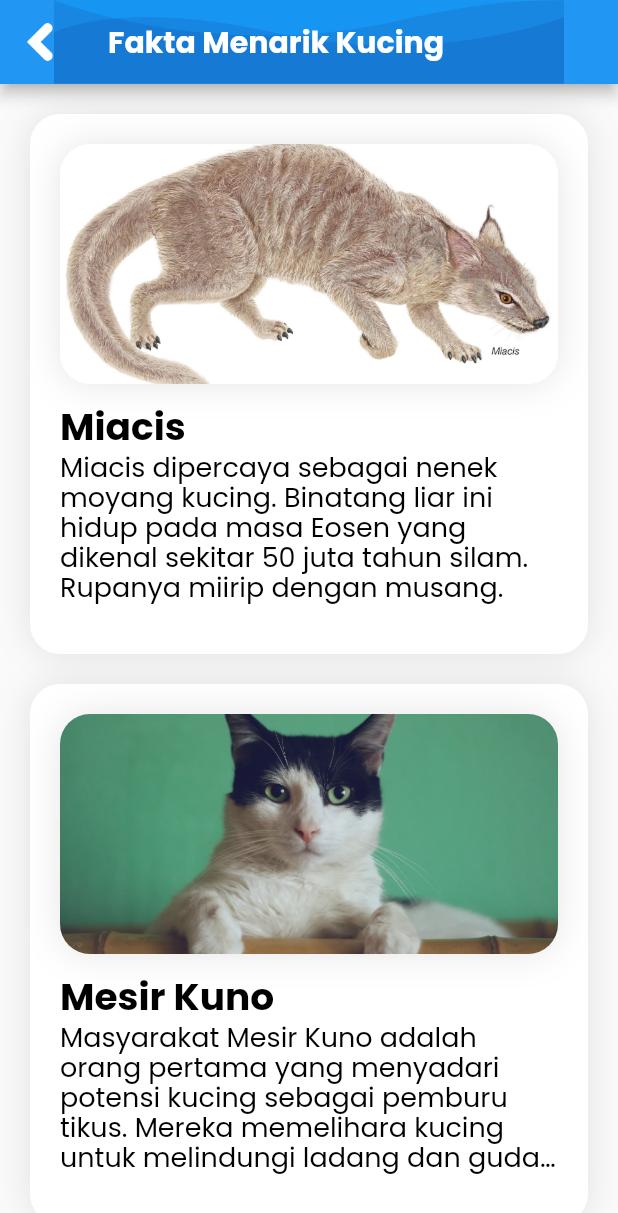
After one commit to Rivaldi72/skripsi-ar-cat, a Flutter app: the CatFunFactScreen screen opened by its route, on a phone screen of 412 x 824 dp. The commit adds this screen. Shown: the top 1213 px of the screen. Run offline on Flutter 3.47's test engine with Material 2 defaults, Android fonts, the phone set to English and light mode, and no system bars.

Commit message:
Selesai UI dan isi Perkawinan dan Fakta Menarik Kucing

```diff
--- a/lib/main.dart
+++ b/lib/main.dart
@@ -1,5 +1,7 @@
 import 'package:flutter/material.dart';
+import 'package:skripsi_ar_cat/pages/cat_breeding_screen.dart';
 import 'package:skripsi_ar_cat/pages/cat_detail_screen.dart';
+import 'package:skripsi_ar_cat/pages/cat_fun_fact.dart';
 import 'package:skripsi_ar_cat/pages/cat_grooming_screen.dart';
 import 'package:skripsi_ar_cat/pages/cat_health_screen.dart';
 import 'package:skripsi_ar_cat/pages/cat_list_screen.dart';
@@ -20,12 +22,14 @@ class MyApp extends StatelessWidget {
       routes: {
         '/': (context) => const SplashScreen(),
         '/home-screen': (context) => const HomeScreen(),
-        '/scan-ar': (context) => ScanARScreen(),
+        '/scan-ar': (context) => const ScanARScreen(),
         '/cat-list': (context) => const CatListScreen(),
+        '/cat-breeding': (context) => const CatBreedingScreen(),
         '/cat-detail': (context) => const CatDetailScreen(),
         '/cat-tips': (context) => const CatTipsScreen(),
         '/cat-health': (context) => const CatHealthScreen(),
         '/cat-grooming': (context) => const CatGroomingScreen(),
+        '/cat-fun-fact': (context) => const CatFunFactScreen(),
       },
     );
   }
--- /dev/null
+++ b/lib/pages/cat_fun_fact.dart
@@ -0,0 +1,163 @@
+import 'package:flutter/material.dart';
+import 'package:skripsi_ar_cat/shared/theme.dart';
+import 'package:skripsi_ar_cat/widgets/custom_app_bar.dart';
+
+class CatFunFactScreen extends StatelessWidget {
+  const CatFunFactScreen({Key? key}) : super(key: key);
+
+  @override
+  Widget build(BuildContext context) {
+    return Scaffold(
+      appBar: const PreferredSize(
+        preferredSize: Size(double.infinity, kToolbarHeight),
+        child: CustomAppBar(
+          title: 'Fakta Menarik Kucing',
+        ),
+      ),
+      body: ListView(
+        padding: const EdgeInsets.all(20),
+        children: const [
+          CatFunFactListItem(
+            title: 'Miacis',
+            desc:
+                'Miacis dipercaya sebagai nenek moyang kucing. Binatang liar ini hidup pada masa Eosen yang dikenal sekitar 50 juta tahun silam. Rupanya miirip dengan musang.',
+            image: 'assets/images/bg_cat_miacis.webp',
+          ),
+          SizedBox(height: 20),
+          CatFunFactListItem(
+            title: 'Mesir Kuno',
+            desc:
+                'Masyarakat Mesir Kuno adalah orang pertama yang menyadari potensi kucing sebagai pemburu tikus. Mereka memelihara kucing untuk melindungi ladang dan gudang jagung',
+            image: 'assets/images/bg_cat_fun_fact_1.png',
+          ),
+          SizedBox(height: 20),
+          CatFunFactListItem(
+            title: 'Gerak Kucing',
+            desc:
+                'Kucing memiliki kemampuan gerak luar biasa. Kucing dapat melompat atau jatuh dari tempat tinggi tanpa cidera karena tulangnya sangat fleksibel',
+            image: 'assets/images/bg_cat_fun_fact_2.jpeg',
+          ),
+          SizedBox(height: 20),
+          CatFunFactListItem(
+            title: 'Warna Mata',
+            desc:
+                'Kucing dengan warna mata kucing lebih cenderung memiliki pandangan yang normal. Sebaliknya mata yang berwarna biru cenderung tuli',
+            image: 'assets/images/bg_cat_fun_fact_4.jpeg',
+          ),
+          SizedBox(height: 20),
+          CatFunFactListItem(
+            title: 'Kemampuan Mata',
+            desc:
+                'Kemampuan penglihatan kucing di tempat gelap/malam hari, enam kali lebih baik dari manusia',
+            image: 'assets/images/bg_cat_fun_fact_3.jpeg',
+          ),
+          SizedBox(height: 20),
+          CatFunFactListItem(
+            title: 'Membran Nictating',
+            desc:
+                'Kucing memiliki membran nictating yang berfungsi untuk melindungi mata dari kekeringan. Jika kucing sakit kelopak mata akan menutup sebagian membran nictating',
+            image: 'assets/images/bg_cat_fun_fact_1.png',
+          ),
+          SizedBox(height: 20),
+          CatFunFactListItem(
+            title: 'Pendengaran',
+            desc:
+                'Daya pendengaran kucing jauh lebih peka daripada manusia dan anjing',
+            image: 'assets/images/bg_cat_fun_fact_2.jpeg',
+          ),
+          SizedBox(height: 20),
+          CatFunFactListItem(
+            title: 'Hidung',
+            desc:
+                'Kucing sangat peka dalam mencium bawang-bawangan. Kucing tidak menyukai aroma jeruk, lemon, dan sejenisnya. Hidung yang kering tanda kucing sedang demam atau dehidrasi',
+            image: 'assets/images/bg_cat_fun_fact_4.jpeg',
+          ),
+          SizedBox(height: 20),
+          CatFunFactListItem(
+            title: 'Jenis Bulu',
+            desc:
+                'Berdasarkan jenis bulu nya ras kucing terbagi menjadi 6 golongan, yaitu longhair, shorthair, semi-longhair, curly, wirehaired, dan hairless',
+            image: 'assets/images/bg_cat_fun_fact_2.jpeg',
+          ),
+          SizedBox(height: 20),
+          CatFunFactListItem(
+            title: 'Pemilik Kucing',
+            desc:
+                'Ketika kucing menggosokkan badannya ke kaku atau badan anda, ia sedang menandai anda dengan baunya dan menyatakan anda sebagai pemiliknya',
+            image: 'assets/images/bg_cat_fun_fact_3.jpeg',
+          ),
+          SizedBox(height: 20),
+        ],
+      ),
+    );
+  }
+}
+
+class CatFunFactListItem extends StatelessWidget {
+  final String title, desc, image;
+
+  const CatFunFactListItem({
+    Key? key,
+    required this.title,
+    required this.desc,
+    required this.image,
+  }) : super(key: key);
+
+  @override
+  Widget build(BuildContext context) {
+    return Container(
+      padding: const EdgeInsets.all(20),
+      width: MediaQuery.of(context).size.width - 40,
+      height: 360,
+      decoration: BoxDecoration(
+        color: kWhiteColor,
+        boxShadow: [
+          BoxShadow(
+            color: kBlackColor.withOpacity(0.1),
+            blurRadius: 20,
+            offset: const Offset(0, 0),
+          ),
+        ],
+        borderRadius: BorderRadius.circular(20),
+      ),
+      child: Column(
+        crossAxisAlignment: CrossAxisAlignment.start,
+        children: [
+          Container(
+            height: 160,
+            decoration: BoxDecoration(
+              image: DecorationImage(
+                image: AssetImage(
+                  image,
+                ),
+                fit: BoxFit.cover,
+              ),
+              boxShadow: [
+                BoxShadow(
+                  color: kBlackColor.withOpacity(0.1),
+                  blurRadius: 20,
+                  offset: const Offset(0, 0),
+                ),
+              ],
+              borderRadius: BorderRadius.circular(20),
+            ),
+          ),
+          const SizedBox(height: 10),
+          Text(
+            title,
+            style: blackTextStyle.copyWith(
+              fontSize: 25,
+              fontWeight: bold,
+            ),
+          ),
+          Text(
+            desc,
+            style: blackTextStyle.copyWith(fontSize: 18, height: 1.1),
+            maxLines: 5,
+            overflow: TextOverflow.ellipsis,
+          ),
+        ],
+      ),
+    );
+  }
+}
--- a/lib/shared/theme.dart
+++ b/lib/shared/theme.dart
@@ -43,6 +43,11 @@ TextStyle purpleTextStyle = TextStyle(
   color: kPrimaryColor,
 );
 
+TextStyle blueTextStyle = TextStyle(
+  fontFamily: 'Poppins',
+  color: kPrimaryColor,
+);
+
 FontWeight extraLight = FontWeight.w200;
 FontWeight light = FontWeight.w300;
 FontWeight regular = FontWeight.w400;
```
Also changed, not shown: lib/pages/cat_breeding_screen.dart (added, +155 -0 lines), lib/pages/home_screen.dart (+11 -8 lines), lib/pages/scan_ar_screen.dart (+3 -8 lines), assets/images/bg_cat_fun_fact_1.png (added), assets/images/bg_cat_fun_fact_2.jpeg (added), assets/images/bg_cat_fun_fact_2.png (added), assets/images/bg_cat_fun_fact_3.jpeg (added), assets/images/bg_cat_fun_fact_3.png (added), assets/images/bg_cat_fun_fact_4.jpeg (added), assets/images/bg_cat_fun_fact_4.png (added), assets/images/bg_cat_fun_fact_5.png (added), assets/images/bg_cat_miacis.webp (added), assets/images/cat_breeding_1.jpeg (added), assets/images/cat_breeding_2.jpeg (added), 2 more files.
